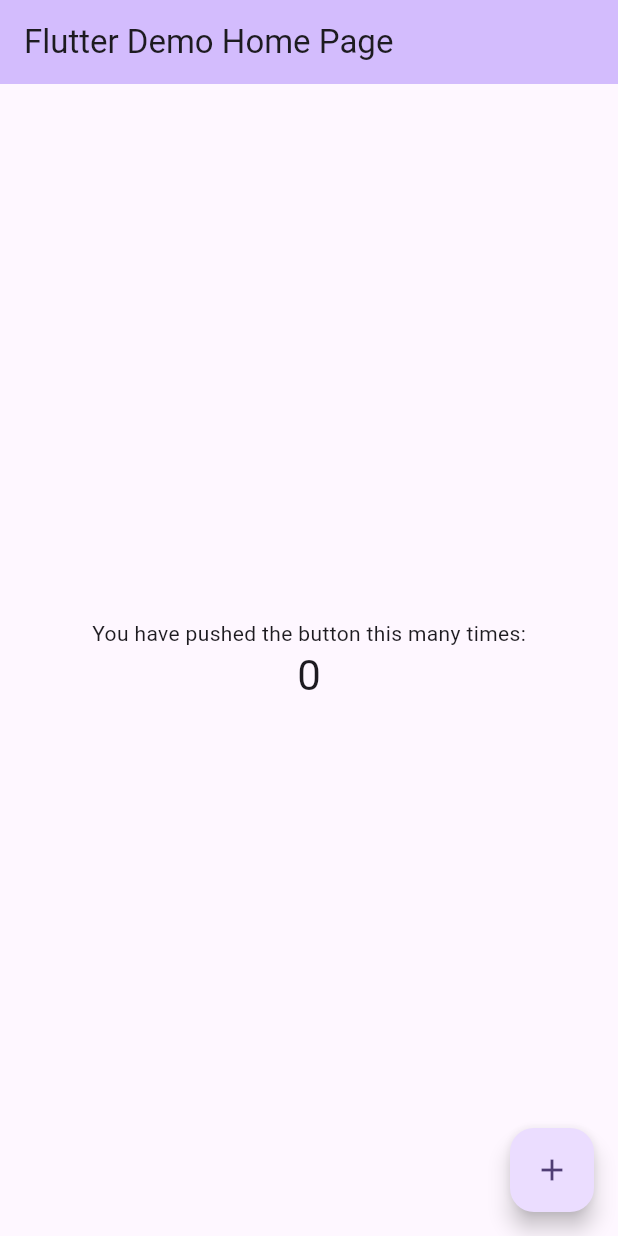
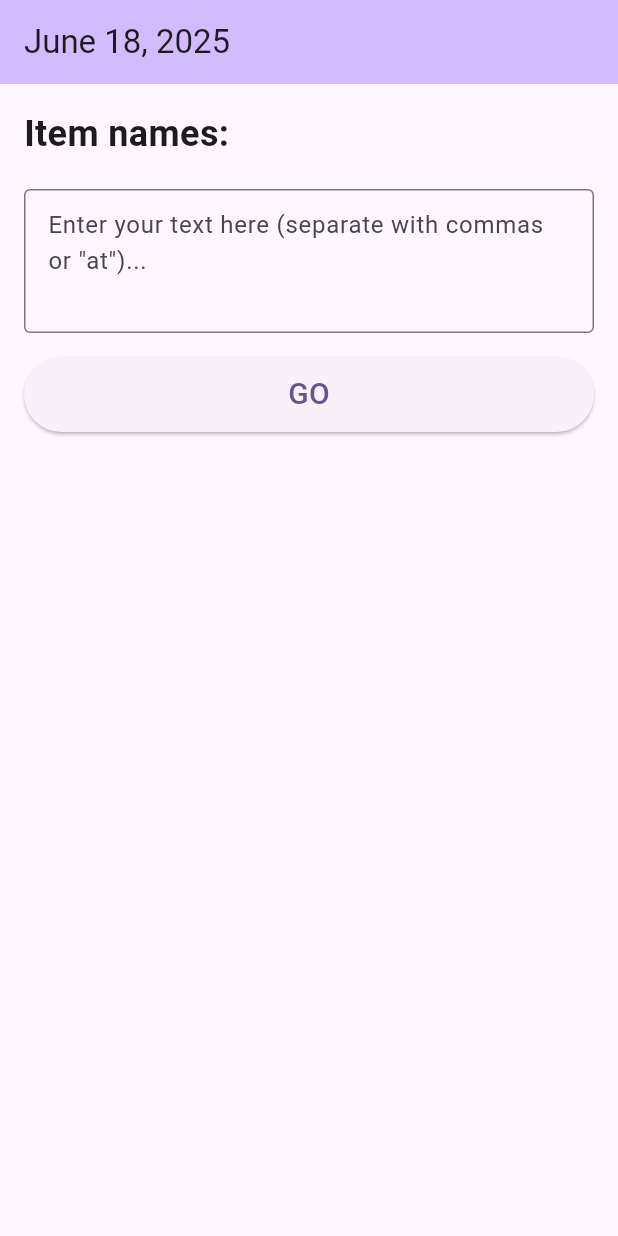
Before and after one commit to just1nV0/listahan, a Flutter app: the screen it shows after launch, on a phone screen of 412 x 824 dp. Run offline on Flutter 3.47's test engine with Material 3 defaults, Android fonts, the light colour scheme and no system bars.

Commit message:
get items

```diff
--- /dev/null
+++ b/lib/app/names.dart
@@ -0,0 +1,94 @@
+import 'package:flutter/material.dart';
+import 'package:intl/intl.dart';
+
+class NamesPage extends StatefulWidget {
+  const NamesPage({super.key});
+
+  @override
+  State<NamesPage> createState() => _NamesPageState();
+}
+
+class _NamesPageState extends State<NamesPage> {
+  final TextEditingController _textController = TextEditingController();
+
+  @override
+  void dispose() {
+    _textController.dispose();
+    super.dispose();
+  }
+
+  void _onGoPressed() {
+    String inputText = _textController.text;
+
+    // Split by commas and also by the word "at" (only when it's a standalone word)
+    List<String> splitTexts = inputText
+        .split(RegExp(r',|\bat\b'))  // Split by comma OR standalone "at" word
+        .map((text) => text.trim())  // Remove leading/trailing whitespace
+        .where((text) => text.isNotEmpty)  // Remove empty strings
+        .toList();
+
+    // Create JSON structure
+    Map<String, dynamic> jsonResult = {
+      'original_text': inputText,
+      'split_items': splitTexts,
+      'count': splitTexts.length,
+      'timestamp': DateTime.now().toIso8601String(),
+    };
+
+    // Print JSON to terminal
+    print('JSON Result:');
+    print(jsonResult);
+  }
+
+  @override
+  Widget build(BuildContext context) {
+  DateTime now = DateTime.now();
+  String todayDate = DateFormat('MMMM d, yyyy').format(now);
+
+    return Scaffold(
+      appBar: AppBar(
+        title: Text(todayDate),
+        backgroundColor: Theme.of(context).colorScheme.inversePrimary,
+      ),
+      body: Padding(
+        padding: const EdgeInsets.all(16.0),
+        child: Column(
+          children: [
+            Container(
+              width: double.infinity,
+              child: Text(
+                "Item names:",
+                style: const TextStyle(
+                  fontSize: 24,
+                  fontWeight: FontWeight.bold,
+                ),
+              ),
+            ),
+            const SizedBox(height: 20),
+
+            TextField(
+              controller: _textController,
+              maxLines: 3,
+              decoration: const InputDecoration(
+                border: OutlineInputBorder(),
+                hintText: 'Enter your text here (separate with commas or "at")...',
+                contentPadding: EdgeInsets.all(12),
+              ),
+            ),
+            const SizedBox(height: 16),
+            ElevatedButton(
+              onPressed: _onGoPressed,
+              style: ElevatedButton.styleFrom(
+                minimumSize: const Size.fromHeight(50),
+              ),
+              child: const Text(
+                'GO',
+                style: TextStyle(fontSize: 20),
+              ),
+            ),
+          ],
+        ),
+      ),
+    );
+  }
+}
--- a/lib/main.dart
+++ b/lib/main.dart
@@ -1,4 +1,5 @@
 import 'package:flutter/material.dart';
+import 'app/names.dart';
 
 void main() {
   runApp(const MyApp());
@@ -7,116 +8,14 @@ void main() {
 class MyApp extends StatelessWidget {
   const MyApp({super.key});
 
-  // This widget is the root of your application.
   @override
   Widget build(BuildContext context) {
     return MaterialApp(
       title: 'Flutter Demo',
       theme: ThemeData(
-        // This is the theme of your application.
-        //
-        // TRY THIS: Try running your application with "flutter run". You'll see
-        // the application has a purple toolbar. Then, without quitting the app,
-        // try changing the seedColor in the colorScheme below to Colors.green
-        // and then invoke "hot reload" (save your changes or press the "hot
-        // reload" button in a Flutter-supported IDE, or press "r" if you used
-        // the command line to start the app).
-        //
-        // Notice that the counter didn't reset back to zero; the application
-        // state is not lost during the reload. To reset the state, use hot
-        // restart instead.
-        //
-        // This works for code too, not just values: Most code changes can be
-        // tested with just a hot reload.
         colorScheme: ColorScheme.fromSeed(seedColor: Colors.deepPurple),
       ),
-      home: const MyHomePage(title: 'Flutter Demo Home Page'),
+      home: const NamesPage(),
     );
   }
 }
-
-class MyHomePage extends StatefulWidget {
-  const MyHomePage({super.key, required this.title});
-
-  // This widget is the home page of your application. It is stateful, meaning
-  // that it has a State object (defined below) that contains fields that affect
-  // how it looks.
-
-  // This class is the configuration for the state. It holds the values (in this
-  // case the title) provided by the parent (in this case the App widget) and
-  // used by the build method of the State. Fields in a Widget subclass are
-  // always marked "final".
-
-  final String title;
-
-  @override
-  State<MyHomePage> createState() => _MyHomePageState();
-}
-
-class _MyHomePageState extends State<MyHomePage> {
-  int _counter = 0;
-
-  void _incrementCounter() {
-    setState(() {
-      // This call to setState tells the Flutter framework that something has
-      // changed in this State, which causes it to rerun the build method below
-      // so that the display can reflect the updated values. If we changed
-      // _counter without calling setState(), then the build method would not be
-      // called again, and so nothing would appear to happen.
-      _counter++;
-    });
-  }
-
-  @override
-  Widget build(BuildContext context) {
-    // This method is rerun every time setState is called, for instance as done
-    // by the _incrementCounter method above.
-    //
-    // The Flutter framework has been optimized to make rerunning build methods
-    // fast, so that you can just rebuild anything that needs updating rather
-    // than having to individually change instances of widgets.
-    return Scaffold(
-      appBar: AppBar(
-        // TRY THIS: Try changing the color here to a specific color (to
-        // Colors.amber, perhaps?) and trigger a hot reload to see the AppBar
-        // change color while the other colors stay the same.
-        backgroundColor: Theme.of(context).colorScheme.inversePrimary,
-        // Here we take the value from the MyHomePage object that was created by
-        // the App.build method, and use it to set our appbar title.
-        title: Text(widget.title),
-      ),
-      body: Center(
-        // Center is a layout widget. It takes a single child and positions it
-        // in the middle of the parent.
-        child: Column(
-          // Column is also a layout widget. It takes a list of children and
-          // arranges them vertically. By default, it sizes itself to fit its
-          // children horizontally, and tries to be as tall as its parent.
-          //
-          // Column has various properties to control how it sizes itself and
-          // how it positions its children. Here we use mainAxisAlignment to
-          // center the children vertically; the main axis here is the vertical
-          // axis because Columns are vertical (the cross axis would be
-          // horizontal).
-          //
-          // TRY THIS: Invoke "debug painting" (choose the "Toggle Debug Paint"
-          // action in the IDE, or press "p" in the console), to see the
-          // wireframe for each widget.
-          mainAxisAlignment: MainAxisAlignment.center,
-          children: <Widget>[
-            const Text('You have pushed the button this many times:'),
-            Text(
-              '$_counter',
-              style: Theme.of(context).textTheme.headlineMedium,
-            ),
-          ],
-        ),
-      ),
-      floatingActionButton: FloatingActionButton(
-        onPressed: _incrementCounter,
-        tooltip: 'Increment',
-        child: const Icon(Icons.add),
-      ), // This trailing comma makes auto-formatting nicer for build methods.
-    );
-  }
-}
--- a/pubspec.yaml
+++ b/pubspec.yaml
@@ -34,6 +34,7 @@ dependencies:
   # The following adds the Cupertino Icons font to your application.
   # Use with the CupertinoIcons class for iOS style icons.
   cupertino_icons: ^1.0.8
+  intl: ^0.20.2
 
 dev_dependencies:
   flutter_test:
```
Also changed, not shown: 1 other file.
